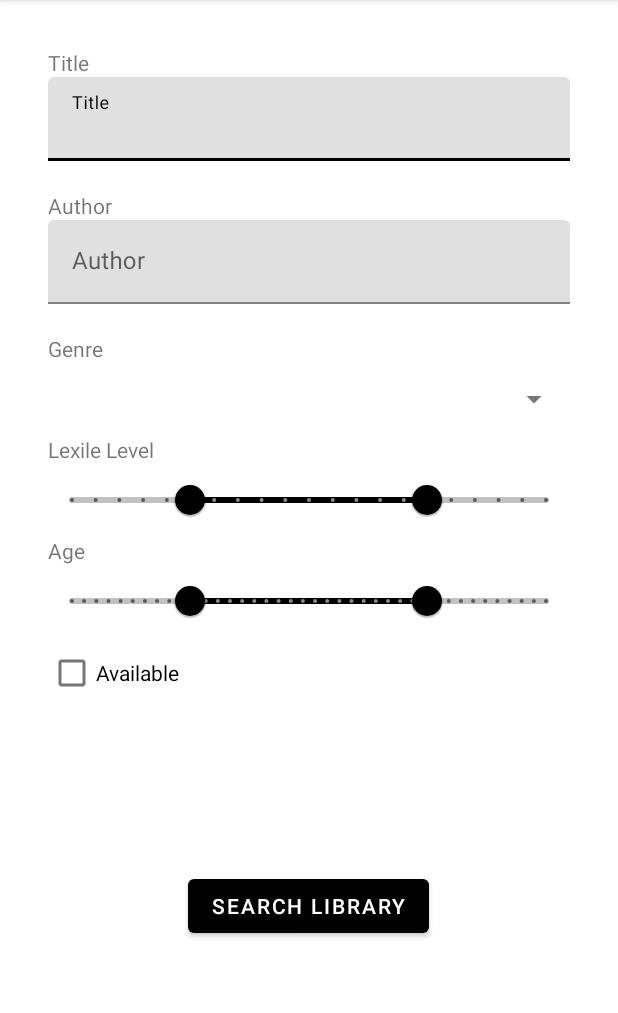
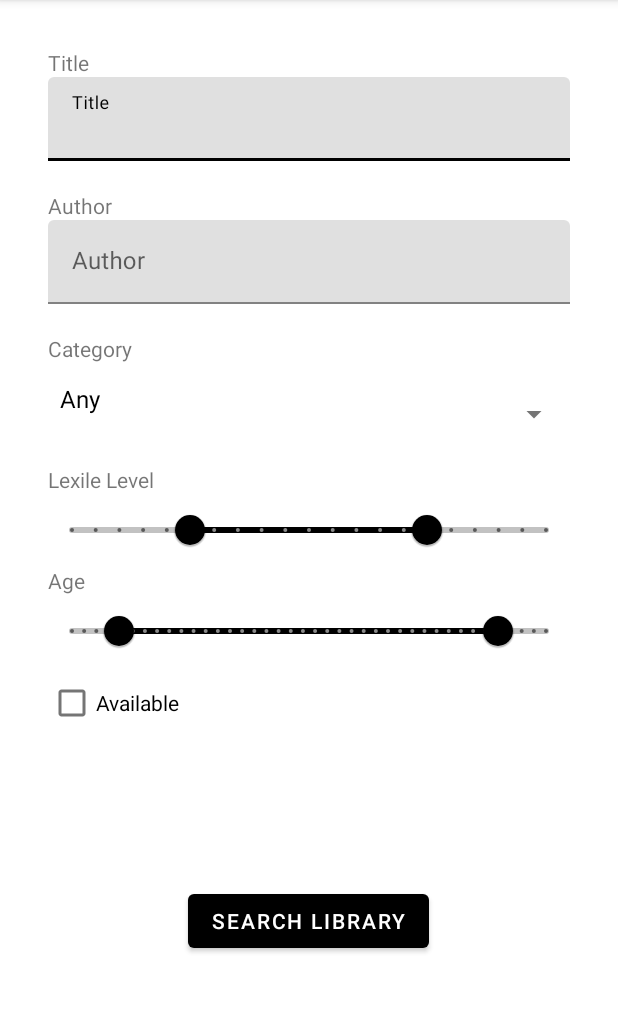
Before and after one commit to clairemvweber/ClassLib, an Android app: the DashboardActivity screen opened directly, with no data from a screen before it, after a tap on "SEARCH LIBRARY", on a phone screen of 412 x 824 dp, the part 84-1097 px from its top. Run offline under Robolectric (Android 15) with nearby library versions, the phone set to English and light mode, and no system bars; our stand-ins replace Firebase (no records; nobody signed in at launch, a user with empty details on screens opened directly); 1 statement that could not run was skipped.

Commit message:
fixed search

```diff
--- a/app/src/main/java/com/example/classlib/DashboardActivity.kt
+++ b/app/src/main/java/com/example/classlib/DashboardActivity.kt
@@ -73,7 +73,9 @@ class DashboardActivity : AppCompatActivity() {
     }
 
     private fun searchLibrary(){
-        startActivity(Intent(this, SearchActivity::class.java))
+        intent = Intent(this, SearchActivity::class.java)
+        intent.putExtra("username", userEmail)
+        startActivity(intent)
     }
 
     private fun report(){
--- a/app/src/main/java/com/example/classlib/SearchActivity.kt
+++ b/app/src/main/java/com/example/classlib/SearchActivity.kt
@@ -3,16 +3,15 @@ package com.example.classlib
 import android.content.Intent
 import androidx.appcompat.app.AppCompatActivity
 import android.os.Bundle
-import android.widget.EditText
-import android.widget.Spinner
+import android.util.Log
+import android.widget.*
 import com.google.android.material.slider.RangeSlider
-import android.widget.CheckBox
-import android.widget.Button
 
 class SearchActivity : AppCompatActivity() {
+    private lateinit var user: String
     private lateinit var title: EditText
     private lateinit var author: EditText
-    private lateinit var genre: Spinner
+    private lateinit var category: Spinner
     private lateinit var lexileLevel: RangeSlider
     private lateinit var age: RangeSlider
     private lateinit var available: CheckBox
@@ -26,9 +25,20 @@ class SearchActivity : AppCompatActivity() {
     }
 
     private fun initializeUI() {
+        user = intent.getStringExtra("username").toString()
         title = findViewById(R.id.search_title_input)
         author = findViewById(R.id.search_author_input)
-        genre = findViewById(R.id.search_genre_spinner)
+
+        category = findViewById(R.id.search_category_spinner)
+
+        val adapter = ArrayAdapter(
+            this, R.layout.support_simple_spinner_dropdown_item,
+            resources.getStringArray(R.array.categories)
+        )
+        category.adapter=adapter
+
+//        category = findViewById(R.id.search_category_spinner)
+
         lexileLevel = findViewById(R.id.search_lexile_range)
         age = findViewById(R.id.search_age_range)
         available = findViewById(R.id.search_availability)
@@ -37,20 +47,19 @@ class SearchActivity : AppCompatActivity() {
     }
 
     private fun search() {
-        val titleInput = title.text.toString()
-        val authorInput = author.text.toString()
-        val genreInput = genre.selectedItem.toString()
-        val lexileMinInput = lexileLevel.valueFrom.toString()
-        val lexileMaxInput = lexileLevel.valueTo.toString()
-        val ageMinInput = age.valueFrom.toString()
-        val ageMaxInput = age.valueTo.toString()
-        val availableInput = available.isChecked.toString()
+        val availableInput = if (available.isChecked) "1" else "0"
 
-        val queryArray = arrayOf(titleInput, authorInput, genreInput,
-            lexileMinInput, lexileMaxInput, ageMinInput, ageMaxInput, availableInput)
+        val queryArray = arrayOf(
+            title.text.toString(),
+            author.text.toString(),
+            category.selectedItem.toString(),
+            lexileLevel.valueFrom.toInt().toString(), lexileLevel.valueTo.toInt().toString(),
+            age.valueFrom.toInt().toString(), age.valueTo.toInt().toString(),
+            availableInput)
 
-        val searchIntent = Intent()
+        val searchIntent = Intent(this, SearchResultsActivity::class.java)
 
+        searchIntent.putExtra("user", user)
         searchIntent.putExtra("queryArray", queryArray)
 
         startActivity(searchIntent)
--- a/app/src/main/res/layout/activity_search.xml
+++ b/app/src/main/res/layout/activity_search.xml
@@ -25,6 +25,7 @@
             android:layout_width="match_parent"
             android:layout_height="wrap_content"
             android:hint="@string/title_string"
+            android:text=""
             android:minHeight="48dp"
             tools:ignore="DuplicateSpeakableTextCheck,TextContrastCheck" />
 
@@ -55,13 +56,13 @@
         android:id="@+id/search_genre_label"
         android:layout_width="match_parent"
         android:layout_height="wrap_content"
-        android:text="@string/genre_string" />
+        android:text="@string/category_string" />
 
     <Spinner
-        android:id="@+id/search_genre_spinner"
+        android:id="@+id/search_category_spinner"
         android:layout_width="match_parent"
         android:layout_height="wrap_content"
-        android:entries="@array/genres"
+        android:entries="@array/categories"
         android:minHeight="48dp"
         android:paddingBottom="20dp" />
 
--- a/app/src/main/res/values/arrays.xml
+++ b/app/src/main/res/values/arrays.xml
@@ -1,8 +1,8 @@
 <?xml version="1.0" encoding="utf-8"?>
 <resources>
     <string-array name="age_range_value">
-        <item>25</item>
-        <item>75</item>
+        <item>10</item>
+        <item>90</item>
     </string-array>
 
     <string-array name="lexile_range_value">
@@ -10,8 +10,16 @@
         <item>1500</item>
     </string-array>
 
-    <string-array name="genres">
-        // TODO - add genres
-        <item>Adventure</item>
+    <string-array name="categories">
+        <item>Any</item>
+        <item>Animals, Bugs &amp; Pets</item>
+        <item>Art, Creativity &amp; Music</item>
+        <item>General Literature</item>
+        <item>Hobbies, Sports &amp; Outdoors</item>
+        <item>Science Fiction &amp; Fantasy</item>
+        <item>Real Life</item>
+        <item>Science &amp; Technology</item>
+        <item>Mystery &amp; Suspense</item>
+        <item>Reference</item>
     </string-array>
 </resources>
--- a/app/src/main/res/values/strings.xml
+++ b/app/src/main/res/values/strings.xml
@@ -25,7 +25,7 @@
     <string name="student_id">Student ID</string>
     <string name="available_string">Available</string>
     <string name="category_prompt">Choose Category</string>
-    <string name="genre_string">Genre</string>
+    <string name="checked_out_string">Checked Out:</string>
 
     <string name="isbn_string">ISBN</string>
     <string name="lookup_string">Lookup ISBN</string>
```
Also changed, not shown: app/src/main/java/com/example/classlib/Books.kt (+4 -7 lines), app/src/main/java/com/example/classlib/BooksAdapter.kt (deleted, +0 -58 lines), app/src/main/java/com/example/classlib/FirestoreAdapter.kt (deleted, +0 -90 lines), app/src/main/java/com/example/classlib/SearchRecyclerViewAdapter.kt (added, +52 -0 lines), app/src/main/java/com/example/classlib/SearchResultsActivity.kt (+61 -42 lines), app/src/main/res/layout/activity_search_results.xml (+4 -16 lines), app/src/main/res/layout/book_card.xml (+33 -18 lines).
